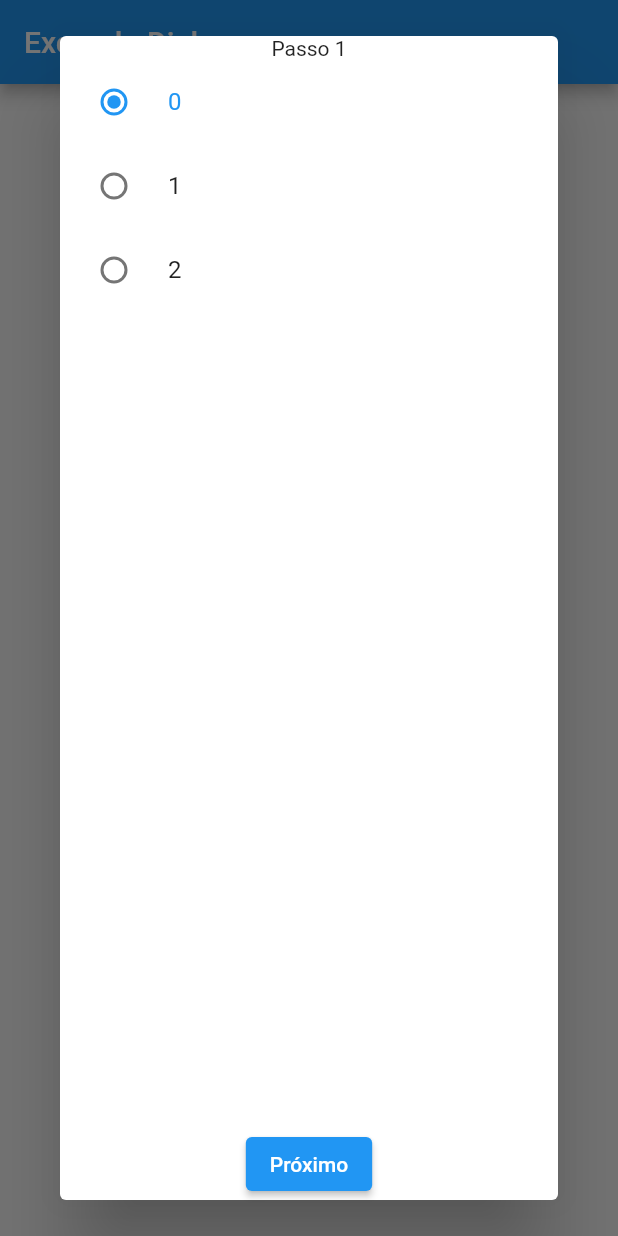
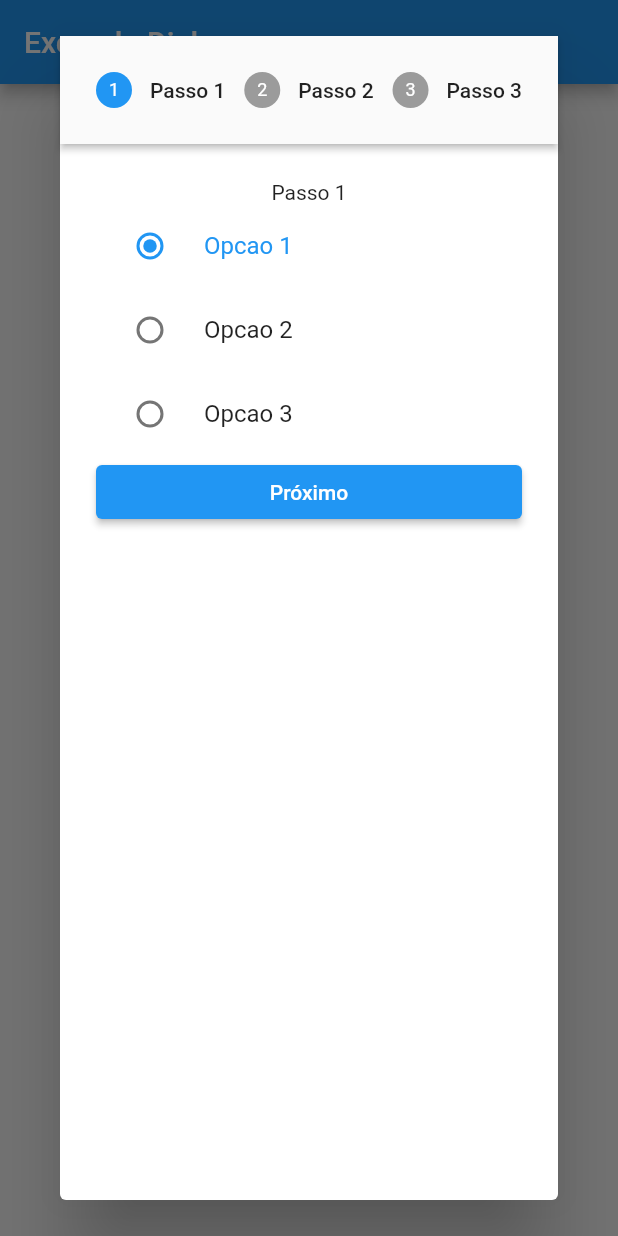
Before and after one commit to ifpr-info-tati/exemplo_dialogs, a Flutter app: the screen it shows after launch, after a tap on "Abrir", on a phone screen of 412 x 824 dp. Run offline on Flutter 3.47's test engine with Material 2 defaults, Android fonts, the phone set to English and light mode, and no system bars.

Commit message:
exemplo dialog com stepper

```diff
--- /dev/null
+++ b/lib/controle_dialog.dart
@@ -0,0 +1,114 @@
+import 'package:exemplo_dialog_passos/dialog_passo1.dart';
+import 'package:flutter/material.dart';
+
+import 'dialog_passo2.dart';
+
+class ControleDialog extends StatefulWidget {
+  const ControleDialog({Key? key}) : super(key: key);
+
+  @override
+  State<ControleDialog> createState() => _ControleDialogState();
+}
+
+class _ControleDialogState extends State<ControleDialog> {
+  int _indexStep = 0;
+  final int _maxSteps = 3;
+  int selecaoPasso1 = 0;
+  int selecaoPasso2 = 0;
+
+  _setOpcaoPasso1(int value) {
+    setState(() {
+      selecaoPasso1 = value;
+    });
+  }
+
+  _setOpcaoPasso2(int value) {
+    setState(() {
+      selecaoPasso2 = value;
+    });
+  }
+
+  @override
+  Widget build(BuildContext context) {
+    return Dialog(
+      child: Stepper(
+        type: StepperType.horizontal,
+        currentStep: _indexStep,
+        onStepContinue: _indexStep + 1 < _maxSteps
+            ? () {
+                setState(() {
+                  _indexStep += 1;
+                });
+                print(_indexStep);
+              }
+            : null,
+        onStepCancel: _indexStep >= 1
+            ? () {
+                setState(() {
+                  _indexStep -= 1;
+                });
+              }
+            : null,
+        controlsBuilder: (ctx, {onStepContinue, onStepCancel}) {
+          final isFirstStep = _indexStep == 0;
+          final isLastStep = _indexStep == _maxSteps - 1;
+          return isFirstStep
+              ? ElevatedButton(
+                  onPressed: onStepContinue, child: Text("Próximo"))
+              : isLastStep
+                  ? Row(
+                      mainAxisAlignment: MainAxisAlignment.spaceBetween,
+                      children: [
+                        ElevatedButton(
+                            onPressed: onStepCancel, child: Text("Voltar")),
+                        ElevatedButton(
+                            onPressed: () {
+                              print("Finalizar....");
+                            },
+                            child: Text("Finalizar"))
+                      ],
+                    )
+                  : Row(
+                      mainAxisAlignment: MainAxisAlignment.spaceBetween,
+                      children: [
+                          ElevatedButton(
+                              onPressed: onStepCancel, child: Text("Voltar")),
+                          ElevatedButton(
+                              onPressed: onStepContinue,
+                              child: Text("Próximo")),
+                        ]);
+        },
+        steps: [
+          Step(
+            isActive: _indexStep >= 0,
+            title: Text("Passo 1"),
+            content: DialogPasso1(
+              selecao: selecaoPasso1,
+              opcoes: ["Opcao 1", "Opcao 2", "Opcao 3"],
+              setOpcao: _setOpcaoPasso1,
+            ),
+          ),
+          Step(
+            isActive: _indexStep >= 1,
+            title: Text("Passo 2"),
+            content: DialogPasso2(
+              selecao: selecaoPasso2,
+              opcoes: ["Opcao 1", "Opcao 2"],
+              setSelecao: _setOpcaoPasso2,
+            ),
+          ),
+          Step(
+            isActive: _indexStep >= 2,
+            title: Text("Passo 3"),
+            content: Column(
+              children: [
+                Text("Passo 1: ${selecaoPasso1}"),
+                Text("Passo 2: ${selecaoPasso2}"),
+              ],
+            ),
+          ),
+        ],
+      ),
+    );
+  }
+}
--- a/lib/dialog_passo1.dart
+++ b/lib/dialog_passo1.dart
@@ -1,75 +1,37 @@
 import 'package:flutter/material.dart';
 
-class DialogPasso1 extends StatefulWidget {
-  final Function proximo;
+class DialogPasso1 extends StatelessWidget {
+  final int selecao;
+  final List<String> opcoes;
+  final Function setOpcao;
 
   const DialogPasso1({
     Key? key,
-    required this.proximo,
+    required this.selecao,
+    required this.opcoes,
+    required this.setOpcao,
   }) : super(key: key);
-  @override
-  State<DialogPasso1> createState() => _DialogPasso1State();
-}
-
-class _DialogPasso1State extends State<DialogPasso1> {
-  int _selecao = 0;
 
   @override
   Widget build(BuildContext context) {
-    return Dialog(
-      child: Center(
-        child: Column(
+    return Column(
       children: [
         Text("Passo 1"),
-            Expanded(
-              child: ListView(
+        Column(
           children: [
+            for (int i = 0; i < opcoes.length; i++)
               RadioListTile<int>(
-                    value: 0,
-                    groupValue: _selecao,
+                value: i,
+                groupValue: selecao,
                 onChanged: (newValue) {
-                      setState(() {
-                        _selecao = newValue ?? 0;
-                      });
+                  setOpcao(newValue);
                 },
-                    selected: _selecao == 0,
-                    title: Text("0"),
-                  ),
-                  RadioListTile<int>(
-                    value: 1,
-                    groupValue: _selecao,
-                    onChanged: (newValue) {
-                      setState(() {
-                        _selecao = newValue ?? 0;
-                      });
-                    },
-                    selected: _selecao == 1,
-                    title: Text("1"),
-                  ),
-                  RadioListTile<int>(
-                    value: 2,
-                    groupValue: _selecao,
-                    onChanged: (newValue) {
-                      setState(() {
-                        _selecao = newValue ?? 0;
-                      });
-                    },
-                    selected: _selecao == 2,
-                    title: Text("2"),
+                selected: selecao == i,
+                title: Text(opcoes[i]),
               ),
           ],
-              ),
-            ),
-            ElevatedButton(
-              onPressed: () {
-                Navigator.of(context).pop();
-                widget.proximo(1, {'passo1': _selecao});
-              },
-              child: Text("Próximo"),
         )
       ],
-        ),
-      ),
     );
   }
 }
--- a/lib/home.dart
+++ b/lib/home.dart
@@ -1,63 +1,8 @@
+import 'package:exemplo_dialog_passos/controle_dialog.dart';
 import 'package:flutter/material.dart';
 
-import 'dialog_passo2.dart';
-import 'dialog_passo1.dart';
-
-class Home extends StatefulWidget {
+class Home extends StatelessWidget {
   Home({Key? key}) : super(key: key);
-
-  @override
-  _HomeState createState() => _HomeState();
-}
-
-class _HomeState extends State<Home> {
-  //para saber qual dialog será aberto.
-  int passo = 0;
-  String? dadosPasso1;
-  String? dadosPasso2;
-
-  /*utilizado para muda o passo e também salvar os dados
-  que foram selecionados no dialog. Aqui o exemplo é uma
-  string, mas pode ser qualquer coisa*/
-  _mudaPasso(int inc, Map<String, dynamic> dados) {
-    switch (passo) {
-      case 0:
-        dadosPasso1 = "${dados['passo1']}";
-        break;
-      case 1:
-        dadosPasso2 = "${dados['passo2']}";
-        break;
-    }
-    print("${dadosPasso1} ${dadosPasso2}");
-
-    setState(() {
-      passo += inc;
-    });
-    //chama o próximo dialog
-    _showDialog();
-  }
-
-  /*Controla qual dialog será mostrado*/
-  _showDialog() {
-    switch (passo) {
-      case 0:
-        showDialog(
-          context: context,
-          builder: (ctx) => DialogPasso1(
-            proximo: _mudaPasso,
-          ),
-        );
-        break;
-      case 1:
-        showDialog(
-          context: context,
-          builder: (ctx) => DialogPasso2(
-            proximo: _mudaPasso,
-          ),
-        );
-        break;
-    }
-  }
 
   @override
   Widget build(BuildContext context) {
@@ -69,7 +14,7 @@ class _HomeState extends State<Home> {
         child: ElevatedButton(
           child: Text("Abrir"),
           onPressed: () {
-            _showDialog();
+            showDialog(context: context, builder: (ctx) => ControleDialog());
           },
         ),
       ),
--- a/lib/main.dart
+++ b/lib/main.dart
@@ -1,3 +1,4 @@
+import 'package:exemplo_dialog_passos/controle_dialog.dart';
 import 'package:exemplo_dialog_passos/home.dart';
 import 'package:flutter/material.dart';
 
```
Also changed, not shown: lib/dialog_passo2.dart (+21 -59 lines). Lines whose indentation alone changed are shown as unchanged.
